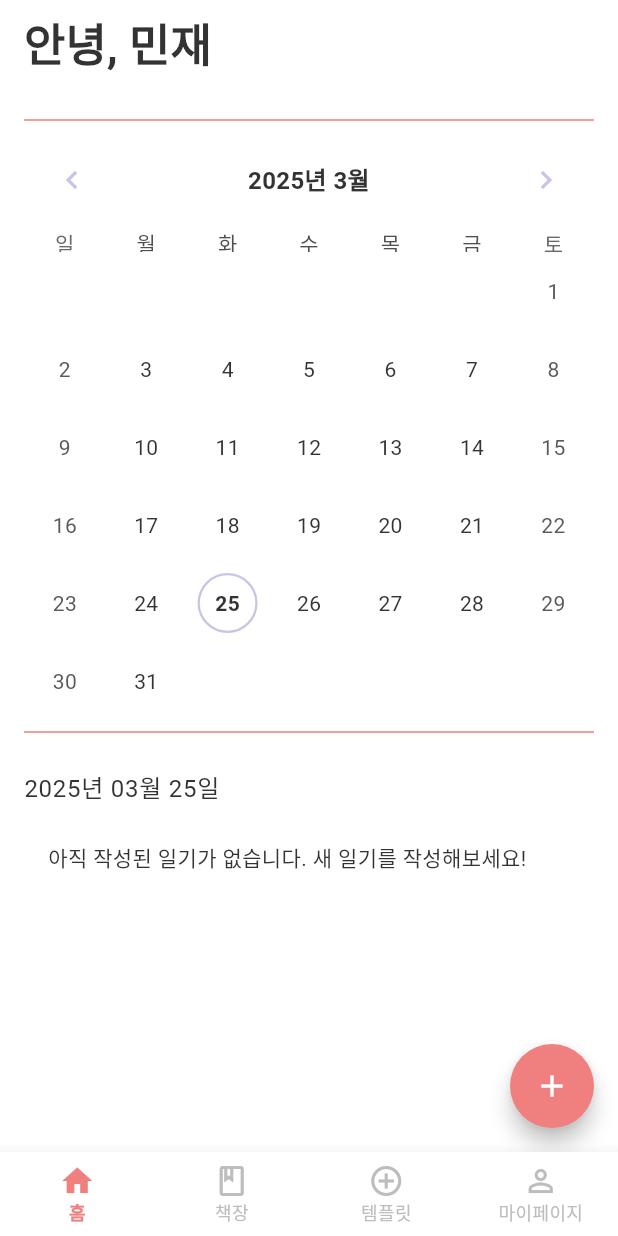
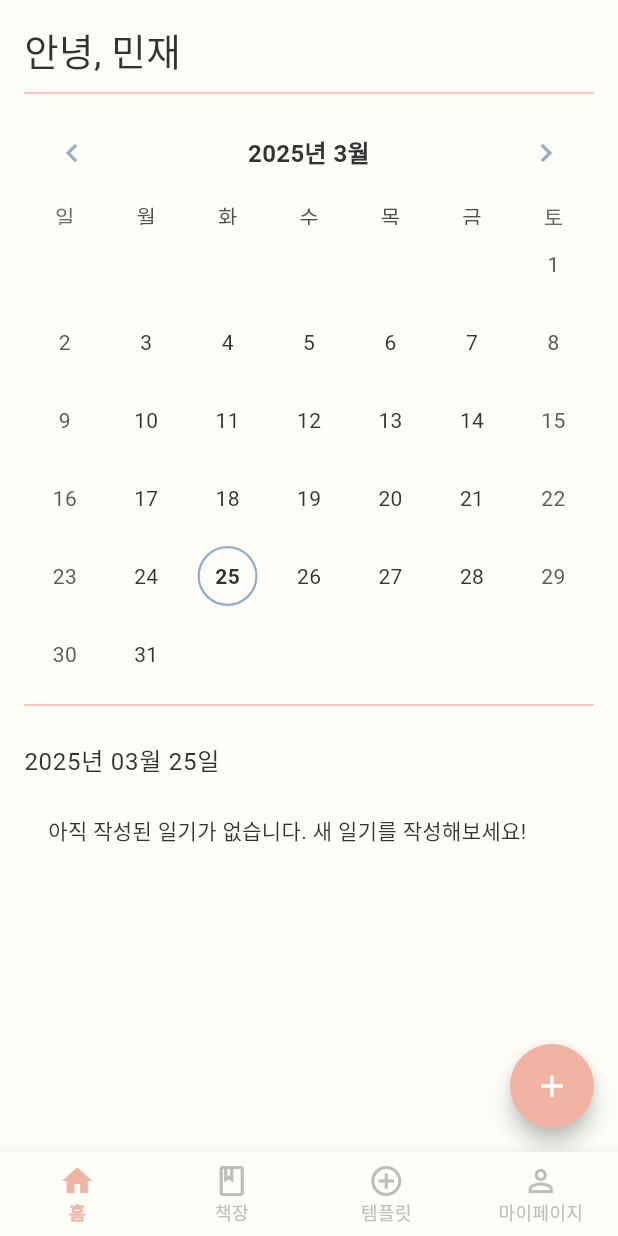
Before and after one commit to Mingjaam/intume, a Flutter app: the screen it shows after launch, on a phone screen of 412 x 824 dp. Run offline on Flutter 3.47's test engine with Material 3 defaults, Android fonts, the phone set to English and light mode, and no system bars; drawn by our look-alikes of table_calendar; our stand-ins replace flutter_colorpicker, image_picker, sqflite; accounts and stored records are empty.

Commit message:
중간 저장

```diff
--- a/lib/pages/main_page.dart
+++ b/lib/pages/main_page.dart
@@ -109,10 +109,6 @@ class _MainPageState extends State<MainPage> {
   Widget build(BuildContext context) {
     return Scaffold(
       backgroundColor: AppTheme.background,
-      appBar: AppBar(
-        title: Text("안녕, 민재", style: TextStyle(fontSize: 30)),
-        centerTitle: false,
-      ),
       body: SafeArea(
         child: SingleChildScrollView(
           child: Padding(
@@ -120,6 +116,7 @@ class _MainPageState extends State<MainPage> {
             child: Column(
               crossAxisAlignment: CrossAxisAlignment.start,
               children: [
+                Text("안녕, 민재", style: TextStyle(fontSize: 25)),
                 Divider(
                   thickness: 1,
                   color: AppTheme.secondaryPink,
--- a/lib/theme/app_theme.dart
+++ b/lib/theme/app_theme.dart
@@ -3,15 +3,16 @@ import 'package:table_calendar/table_calendar.dart';
 
 class AppTheme {
   // 기본 색상 팔레트
-  static const Color primaryYellow = Color(0xFFFFD700); // 메인 노란색
-  static const Color secondaryPink = Color(0xFFF08080); // 보조 분홍색
+  static const Color primaryYellow = Color(0xFFF2c438); // 메인 노란색
+  static const Color secondaryPink = Color(0xFFf2b4a2); // 글쓰기 버튼, 하단 앱바
+  static const Color lightPink = Color(0xfff4dad9); // 디바이더, 연한분홍
   static const Color accentBlue = Color(0xFF00BFFF);    // 강조 하늘색
-  static const Color lightPurple = Color(0xFFC9C3E6); // 연한보라색
+  static const Color lightPurple = Color(0xff91aec6); // 연한보라색
 
   //태그별 색상
-  static const Color tagMy =Color(0xFFFFD700);
-  static const Color tagExercise = Color.fromARGB(255, 29, 243, 236);
-  static const Color tagMovie = Color.fromARGB(255, 246, 88, 88);
+  static const Color tagMy =Color(0xFFF2c438);
+  static const Color tagExercise = Color(0xFF74b9a4);
+  static const Color tagMovie = Color(0xFFef6956);
   static const Color tagInstagram = Color.fromARGB(255, 243, 109, 245);
 
   // 텍스트 색상
@@ -20,7 +21,7 @@ class AppTheme {
   static const Color textLight = Color(0xFF999999);     // 옅은 텍스트
 
   // 배경 색상
-  static const Color background = Colors.white;         // 기본 배경
+  static const Color background = Color(0xfffffdf8);         // 기본 배경
   static const Color backgroundLight = Color(0xFFF5F5F5); // 옅은 배경
 
   // 상태 색상
```
